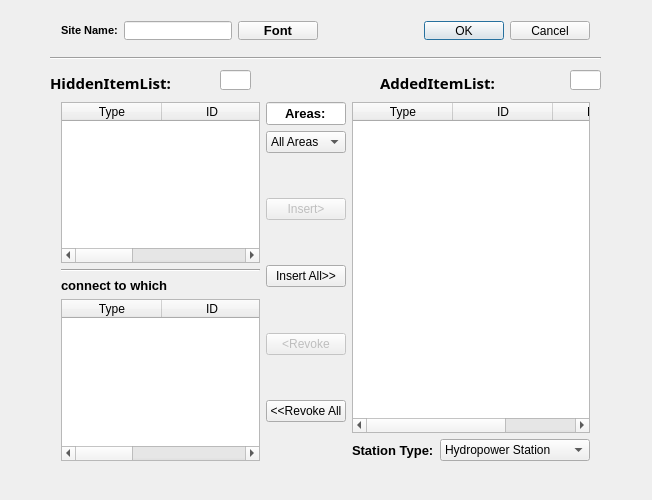
This is GSCD/adddialog.ui in fzlgejiao/PowerTool as Qt 5 draws it before an edit. The edited form follows.
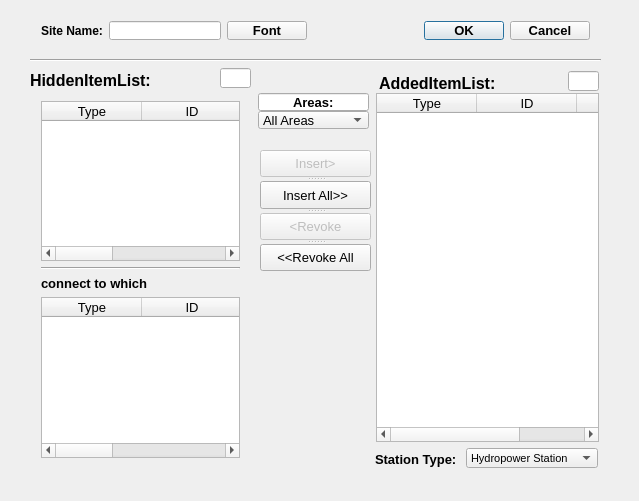
This is the edited form.

Commit message: 1) add station Name dialog 2) remove layout in AddDialog.ui

```diff
--- a/GSCD/adddialog.ui
+++ b/GSCD/adddialog.ui
@@ -6,8 +6,8 @@
    <rect>
     <x>0</x>
     <y>0</y>
-    <width>652</width>
-    <height>500</height>
+    <width>639</width>
+    <height>501</height>
    </rect>
   </property>
   <property name="windowTitle">
@@ -16,288 +16,19 @@
   <property name="whatsThis">
    <string>&lt;html&gt;&lt;head/&gt;&lt;body&gt;&lt;p align=&quot;center&quot;&gt;&lt;span style=&quot; font-size:10pt; font-weight:600;&quot;&gt;This Dialog is for Add a new Site or Edit a station&lt;/span&gt;&lt;/p&gt;&lt;/body&gt;&lt;/html&gt;</string>
   </property>
-  <widget class="QWidget" name="horizontalLayoutWidget">
-   <property name="geometry">
-    <rect>
-     <x>50</x>
-     <y>91</y>
-     <width>551</width>
-     <height>381</height>
-    </rect>
-   </property>
-   <layout class="QHBoxLayout" name="horizontalLayout">
-    <item>
-     <layout class="QVBoxLayout" name="verticalLayout_2">
-      <item>
-       <widget class="QTableWidget" name="tableWidget_hidden">
-        <column>
-         <property name="text">
-          <string>Type</string>
-         </property>
-        </column>
-        <column>
-         <property name="text">
-          <string>ID</string>
-         </property>
-        </column>
-        <column>
-         <property name="text">
-          <string>Name</string>
-         </property>
-        </column>
-       </widget>
-      </item>
-      <item>
-       <widget class="Line" name="line_2">
-        <property name="orientation">
-         <enum>Qt::Horizontal</enum>
-        </property>
-       </widget>
-      </item>
-      <item>
-       <widget class="QLabel" name="label_branch">
-        <property name="font">
-         <font>
-          <family>Arial</family>
-          <pointsize>10</pointsize>
-          <weight>75</weight>
-          <bold>true</bold>
-         </font>
-        </property>
-        <property name="text">
-         <string>connect to which</string>
-        </property>
-       </widget>
-      </item>
-      <item>
-       <widget class="QTableWidget" name="tableWidget_branch">
-        <column>
-         <property name="text">
-          <string>Type</string>
-         </property>
-        </column>
-        <column>
-         <property name="text">
-          <string>ID</string>
-         </property>
-        </column>
-        <column>
-         <property name="text">
-          <string>Name</string>
-         </property>
-        </column>
-       </widget>
-      </item>
-     </layout>
-    </item>
-    <item>
-     <layout class="QVBoxLayout" name="verticalLayout_4">
-      <item>
-       <widget class="QLineEdit" name="lineEdit_area">
-        <property name="font">
-         <font>
-          <family>Arial</family>
-          <pointsize>10</pointsize>
-          <weight>75</weight>
-          <bold>true</bold>
-         </font>
-        </property>
-        <property name="text">
-         <string>Areas:</string>
-        </property>
-        <property name="alignment">
-         <set>Qt::AlignCenter</set>
-        </property>
-        <property name="readOnly">
-         <bool>true</bool>
-        </property>
-       </widget>
-      </item>
-      <item>
-       <widget class="QComboBox" name="comboBox_areas">
-        <item>
-         <property name="text">
-          <string>All Areas</string>
-         </property>
-        </item>
-       </widget>
-      </item>
-      <item>
-       <layout class="QVBoxLayout" name="verticalLayout">
-        <item>
-         <spacer name="verticalSpacer_5">
-          <property name="orientation">
-           <enum>Qt::Vertical</enum>
-          </property>
-          <property name="sizeHint" stdset="0">
-           <size>
-            <width>20</width>
-            <height>40</height>
-           </size>
-          </property>
-         </spacer>
-        </item>
-        <item>
-         <widget class="QPushButton" name="pushButton_add">
-          <property name="enabled">
-           <bool>false</bool>
-          </property>
-          <property name="text">
-           <string>Insert&gt;</string>
-          </property>
-         </widget>
-        </item>
-        <item>
-         <spacer name="verticalSpacer">
-          <property name="orientation">
-           <enum>Qt::Vertical</enum>
-          </property>
-          <property name="sizeHint" stdset="0">
-           <size>
-            <width>20</width>
-            <height>40</height>
-           </size>
-          </property>
-         </spacer>
-        </item>
-        <item>
-         <widget class="QPushButton" name="pushButton_addall">
-          <property name="text">
-           <string>Insert All&gt;&gt;</string>
-          </property>
-         </widget>
-        </item>
-        <item>
-         <spacer name="verticalSpacer_3">
-          <property name="orientation">
-           <enum>Qt::Vertical</enum>
-          </property>
-          <property name="sizeHint" stdset="0">
-           <size>
-            <width>20</width>
-            <height>40</height>
-           </size>
-          </property>
-         </spacer>
-        </item>
-        <item>
-         <widget class="QPushButton" name="pushButton_remove">
-          <property name="enabled">
-           <bool>false</bool>
-          </property>
-          <property name="text">
-           <string>&lt;Revoke</string>
-          </property>
-         </widget>
-        </item>
-        <item>
-         <spacer name="verticalSpacer_4">
-          <property name="orientation">
-           <enum>Qt::Vertical</enum>
-          </property>
-          <property name="sizeHint" stdset="0">
-           <size>
-            <width>20</width>
-            <height>40</height>
-           </size>
-          </property>
-         </spacer>
-        </item>
-        <item>
-         <widget class="QPushButton" name="pushButton_removeall">
-          <property name="text">
-           <string>&lt;&lt;Revoke All</string>
-          </property>
-         </widget>
-        </item>
-        <item>
-         <spacer name="verticalSpacer_2">
-          <property name="orientation">
-           <enum>Qt::Vertical</enum>
-          </property>
-          <property name="sizeHint" stdset="0">
-           <size>
-            <width>20</width>
-            <height>40</height>
-           </size>
-          </property>
-         </spacer>
-        </item>
-       </layout>
-      </item>
-     </layout>
-    </item>
-    <item>
-     <layout class="QVBoxLayout" name="verticalLayout_3">
-      <item>
-       <widget class="QTableWidget" name="tableWidget_added">
-        <column>
-         <property name="text">
-          <string>Type</string>
-         </property>
-        </column>
-        <column>
-         <property name="text">
-          <string>ID</string>
-         </property>
-        </column>
-        <column>
-         <property name="text">
-          <string>Name</string>
-         </property>
-        </column>
-       </widget>
-      </item>
-      <item>
-       <layout class="QHBoxLayout" name="horizontalLayout_3">
-        <item>
-         <widget class="QLabel" name="label_4">
-          <property name="font">
-           <font>
-            <family>Arial</family>
-            <pointsize>10</pointsize>
-            <weight>75</weight>
-            <bold>true</bold>
-           </font>
-          </property>
-          <property name="text">
-           <string>Station Type:</string>
-          </property>
-         </widget>
-        </item>
-        <item>
-         <widget class="QComboBox" name="comboBox_StatType">
-          <item>
-           <property name="text">
-            <string>Hydropower Station</string>
-           </property>
-          </item>
-          <item>
-           <property name="text">
-            <string>ThermalPower Station</string>
-           </property>
-          </item>
-         </widget>
-        </item>
-       </layout>
-      </item>
-     </layout>
-    </item>
-   </layout>
-  </widget>
   <widget class="QLabel" name="label">
    <property name="geometry">
     <rect>
-     <x>50</x>
-     <y>73</y>
+     <x>30</x>
+     <y>70</y>
      <width>135</width>
      <height>20</height>
     </rect>
    </property>
    <property name="font">
     <font>
-     <family>宋体</family>
-     <pointsize>11</pointsize>
+     <family>Arial</family>
+     <pointsize>12</pointsize>
      <weight>75</weight>
      <bold>true</bold>
     </font>
@@ -309,9 +40,9 @@
   <widget class="QWidget" name="horizontalLayoutWidget_2">
    <property name="geometry">
     <rect>
-     <x>50</x>
+     <x>30</x>
      <y>10</y>
-     <width>551</width>
+     <width>571</width>
      <height>41</height>
     </rect>
    </property>
@@ -321,7 +52,7 @@
       <property name="font">
        <font>
         <family>Arial</family>
-        <pointsize>8</pointsize>
+        <pointsize>9</pointsize>
         <weight>75</weight>
         <bold>true</bold>
        </font>
@@ -333,6 +64,12 @@
     </item>
     <item>
      <widget class="QLineEdit" name="lineEdit_name">
+      <property name="font">
+       <font>
+        <family>Arial</family>
+        <pointsize>9</pointsize>
+       </font>
+      </property>
       <property name="text">
        <string/>
       </property>
@@ -368,6 +105,14 @@
     </item>
     <item>
      <widget class="QDialogButtonBox" name="buttonBox">
+      <property name="font">
+       <font>
+        <family>Arial</family>
+        <pointsize>10</pointsize>
+        <weight>75</weight>
+        <bold>true</bold>
+       </font>
+      </property>
       <property name="standardButtons">
        <set>QDialogButtonBox::Cancel|QDialogButtonBox::Ok</set>
       </property>
@@ -378,10 +123,10 @@
   <widget class="Line" name="line">
    <property name="geometry">
     <rect>
-     <x>50</x>
+     <x>30</x>
      <y>50</y>
-     <width>551</width>
-     <height>16</height>
+     <width>571</width>
+     <height>20</height>
     </rect>
    </property>
    <property name="orientation">
@@ -391,7 +136,7 @@
   <widget class="QLabel" name="label_2">
    <property name="geometry">
     <rect>
-     <x>380</x>
+     <x>379</x>
      <y>73</y>
      <width>126</width>
      <height>20</height>
@@ -399,8 +144,8 @@
    </property>
    <property name="font">
     <font>
-     <family>宋体</family>
-     <pointsize>11</pointsize>
+     <family>Arial</family>
+     <pointsize>12</pointsize>
      <weight>75</weight>
      <bold>true</bold>
     </font>
@@ -412,12 +157,18 @@
   <widget class="QLineEdit" name="lineEdit_addedCnt">
    <property name="geometry">
     <rect>
-     <x>570</x>
-     <y>70</y>
+     <x>568</x>
+     <y>71</y>
      <width>31</width>
      <height>20</height>
     </rect>
    </property>
+   <property name="font">
+    <font>
+     <family>Arial</family>
+     <pointsize>9</pointsize>
+    </font>
+   </property>
    <property name="readOnly">
     <bool>true</bool>
    </property>
@@ -426,15 +177,294 @@
    <property name="geometry">
     <rect>
      <x>220</x>
-     <y>70</y>
+     <y>68</y>
      <width>31</width>
      <height>20</height>
     </rect>
    </property>
+   <property name="font">
+    <font>
+     <family>Arial</family>
+     <pointsize>9</pointsize>
+    </font>
+   </property>
    <property name="readOnly">
     <bool>true</bool>
    </property>
   </widget>
+  <widget class="QWidget" name="layoutWidget">
+   <property name="geometry">
+    <rect>
+     <x>30</x>
+     <y>90</y>
+     <width>221</width>
+     <height>379</height>
+    </rect>
+   </property>
+   <layout class="QVBoxLayout" name="verticalLayout_2">
+    <item>
+     <widget class="QTableWidget" name="tableWidget_hidden">
+      <property name="font">
+       <font>
+        <family>Arial</family>
+        <pointsize>10</pointsize>
+       </font>
+      </property>
+      <column>
+       <property name="text">
+        <string>Type</string>
+       </property>
+      </column>
+      <column>
+       <property name="text">
+        <string>ID</string>
+       </property>
+      </column>
+      <column>
+       <property name="text">
+        <string>Name</string>
+       </property>
+      </column>
+     </widget>
+    </item>
+    <item>
+     <widget class="Line" name="line_2">
+      <property name="orientation">
+       <enum>Qt::Horizontal</enum>
+      </property>
+     </widget>
+    </item>
+    <item>
+     <widget class="QLabel" name="label_branch">
+      <property name="font">
+       <font>
+        <family>Arial</family>
+        <pointsize>10</pointsize>
+        <weight>75</weight>
+        <bold>true</bold>
+       </font>
+      </property>
+      <property name="text">
+       <string>connect to which</string>
+      </property>
+     </widget>
+    </item>
+    <item>
+     <widget class="QTableWidget" name="tableWidget_branch">
+      <property name="font">
+       <font>
+        <family>Arial</family>
+        <pointsize>10</pointsize>
+       </font>
+      </property>
+      <column>
+       <property name="text">
+        <string>Type</string>
+       </property>
+      </column>
+      <column>
+       <property name="text">
+        <string>ID</string>
+       </property>
+      </column>
+      <column>
+       <property name="text">
+        <string>Name</string>
+       </property>
+      </column>
+     </widget>
+    </item>
+   </layout>
+  </widget>
+  <widget class="QTableWidget" name="tableWidget_added">
+   <property name="geometry">
+    <rect>
+     <x>376</x>
+     <y>93</y>
+     <width>223</width>
+     <height>349</height>
+    </rect>
+   </property>
+   <property name="font">
+    <font>
+     <family>Arial</family>
+     <pointsize>10</pointsize>
+    </font>
+   </property>
+   <column>
+    <property name="text">
+     <string>Type</string>
+    </property>
+   </column>
+   <column>
+    <property name="text">
+     <string>ID</string>
+    </property>
+   </column>
+   <column>
+    <property name="text">
+     <string>Name</string>
+    </property>
+   </column>
+  </widget>
+  <widget class="QSplitter" name="splitter_2">
+   <property name="geometry">
+    <rect>
+     <x>260</x>
+     <y>150</y>
+     <width>111</width>
+     <height>121</height>
+    </rect>
+   </property>
+   <property name="orientation">
+    <enum>Qt::Vertical</enum>
+   </property>
+   <widget class="QPushButton" name="pushButton_add">
+    <property name="enabled">
+     <bool>false</bool>
+    </property>
+    <property name="font">
+     <font>
+      <family>Arial</family>
+      <pointsize>10</pointsize>
+     </font>
+    </property>
+    <property name="text">
+     <string>Insert&gt;</string>
+    </property>
+   </widget>
+   <widget class="QPushButton" name="pushButton_addall">
+    <property name="font">
+     <font>
+      <family>Arial</family>
+      <pointsize>10</pointsize>
+     </font>
+    </property>
+    <property name="text">
+     <string>Insert All&gt;&gt;</string>
+    </property>
+   </widget>
+   <widget class="QPushButton" name="pushButton_remove">
+    <property name="enabled">
+     <bool>false</bool>
+    </property>
+    <property name="font">
+     <font>
+      <family>Arial</family>
+      <pointsize>10</pointsize>
+     </font>
+    </property>
+    <property name="text">
+     <string>&lt;Revoke</string>
+    </property>
+   </widget>
+   <widget class="QPushButton" name="pushButton_removeall">
+    <property name="font">
+     <font>
+      <family>Arial</family>
+      <pointsize>10</pointsize>
+     </font>
+    </property>
+    <property name="text">
+     <string>&lt;&lt;Revoke All</string>
+    </property>
+   </widget>
+  </widget>
+  <widget class="QLineEdit" name="lineEdit_area">
+   <property name="geometry">
+    <rect>
+     <x>258</x>
+     <y>93</y>
+     <width>111</width>
+     <height>18</height>
+    </rect>
+   </property>
+   <property name="font">
+    <font>
+     <family>Arial</family>
+     <pointsize>10</pointsize>
+     <weight>75</weight>
+     <bold>true</bold>
+    </font>
+   </property>
+   <property name="text">
+    <string>Areas:</string>
+   </property>
+   <property name="alignment">
+    <set>Qt::AlignCenter</set>
+   </property>
+   <property name="readOnly">
+    <bool>true</bool>
+   </property>
+  </widget>
+  <widget class="QComboBox" name="comboBox_areas">
+   <property name="geometry">
+    <rect>
+     <x>258</x>
+     <y>111</y>
+     <width>111</width>
+     <height>18</height>
+    </rect>
+   </property>
+   <property name="font">
+    <font>
+     <family>Arial</family>
+     <pointsize>10</pointsize>
+    </font>
+   </property>
+   <item>
+    <property name="text">
+     <string>All Areas</string>
+    </property>
+   </item>
+  </widget>
+  <widget class="QComboBox" name="comboBox_StatType">
+   <property name="geometry">
+    <rect>
+     <x>466</x>
+     <y>448</y>
+     <width>132</width>
+     <height>20</height>
+    </rect>
+   </property>
+   <property name="font">
+    <font>
+     <family>Arial</family>
+     <pointsize>8</pointsize>
+    </font>
+   </property>
+   <item>
+    <property name="text">
+     <string>Hydropower Station</string>
+    </property>
+   </item>
+   <item>
+    <property name="text">
+     <string>ThermalPower Station</string>
+    </property>
+   </item>
+  </widget>
+  <widget class="QLabel" name="label_4">
+   <property name="geometry">
+    <rect>
+     <x>375</x>
+     <y>451</y>
+     <width>84</width>
+     <height>16</height>
+    </rect>
+   </property>
+   <property name="font">
+    <font>
+     <family>Arial</family>
+     <pointsize>10</pointsize>
+     <weight>75</weight>
+     <bold>true</bold>
+    </font>
+   </property>
+   <property name="text">
+    <string>Station Type:</string>
+   </property>
+  </widget>
  </widget>
  <layoutdefault spacing="6" margin="11"/>
  <resources/>
```
The commit also changes 11 other files.
